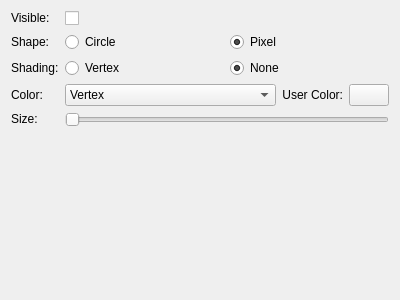
The window that vclib/render/src/vclib/qt/gui/mesh_render_settings_frame/points_frame.ui (cnr-isti-vclab/vclib) describes before a commit, drawn with Qt 5.
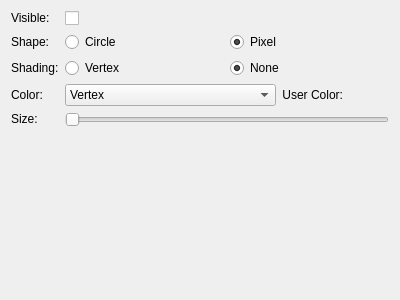
The same window after the commit.

Commit message: [render] qt user color button is flat with autoFillBackground true (fix macos color)

```diff
--- a/vclib/render/src/vclib/qt/gui/mesh_render_settings_frame/points_frame.ui
+++ b/vclib/render/src/vclib/qt/gui/mesh_render_settings_frame/points_frame.ui
@@ -77,9 +77,15 @@
         </item>
         <item>
          <widget class="QPushButton" name="colorDialogPushButton">
+          <property name="autoFillBackground">
+           <bool>true</bool>
+          </property>
           <property name="text">
            <string/>
           </property>
+          <property name="flat">
+           <bool>true</bool>
+          </property>
          </widget>
         </item>
        </layout>
```
The commit also changes 3 other files.
